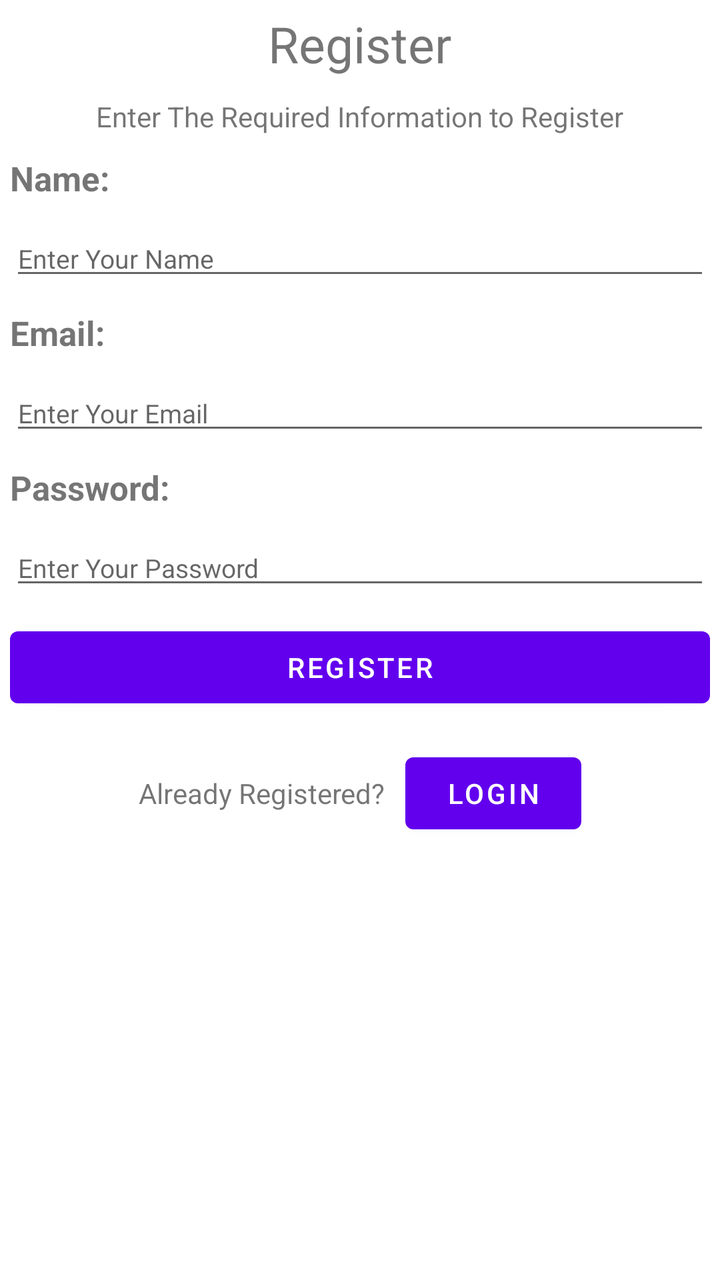
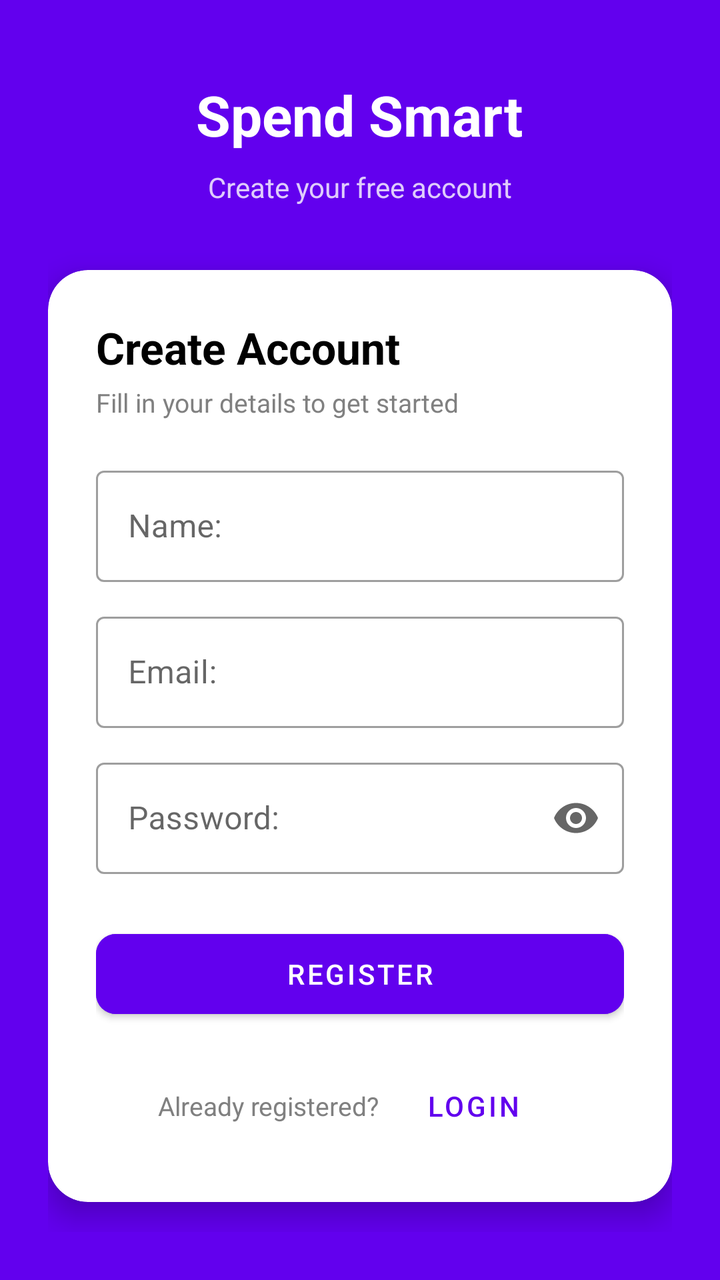

Compare the two renders of this Android layout. The source of the first and the diff that turns it into the second are given below.
<!-- AndroidManifest.xml: application theme Theme.OPSC_POE -->
<!-- res/layout/activity_register.xml -->
<?xml version="1.0" encoding="utf-8"?>
<LinearLayout xmlns:android="http://schemas.android.com/apk/res/android"
    xmlns:app="http://schemas.android.com/apk/res-auto"
    xmlns:tools="http://schemas.android.com/tools"
    android:id="@+id/main"
    android:layout_width="match_parent"
    android:layout_height="match_parent"
    android:orientation="vertical"
    tools:context=".Register">

    <TextView
        android:layout_width="wrap_content"
        android:layout_height="wrap_content"
        android:text="Register"
        android:textSize="25sp"
        android:layout_gravity="center"
        android:layout_margin="5dp"
        />

    <TextView
        android:layout_width="wrap_content"
        android:layout_height="wrap_content"
        android:text="Enter The Required Information to Register"
        android:layout_gravity="center"
        android:layout_margin="5dp"
        />

    
    <TextView
        android:layout_width="wrap_content"
        android:layout_height="wrap_content"
        android:text="@string/textName"
        android:layout_margin="5dp"
        android:textSize="17sp"
        android:textStyle="bold"
        />

    <EditText
        android:id="@+id/etName"
        android:layout_width="match_parent"
        android:layout_height="wrap_content"
        android:layout_margin="5dp"
        android:textSize="13sp"
        android:inputType="text"
        android:hint="Enter Your Name"
        />

    
    <TextView
        android:layout_width="wrap_content"
        android:layout_height="wrap_content"
        android:text="@string/textEmail"
        android:layout_margin="5dp"
        android:textSize="17sp"
        android:textStyle="bold"
        />


    <EditText
        android:id="@+id/etEmail"
        android:layout_width="match_parent"
        android:layout_height="wrap_content"
        android:layout_margin="5dp"
        android:textSize="13sp"
        android:inputType="textEmailAddress"
        android:hint="Enter Your Email"
        />

    
    <TextView
        android:layout_width="wrap_content"
        android:layout_height="wrap_content"
        android:text="@string/textPassword"
        android:layout_margin="5dp"
        android:textSize="17sp"
        android:textStyle="bold"
        />

    <EditText
        android:id="@+id/etPassword"
        android:layout_width="match_parent"
        android:layout_height="wrap_content"
        android:layout_margin="5dp"
        android:inputType="textPassword"
        android:hint="Enter Your Password"
        android:textSize="13sp"
        />

    <Button
        android:id="@+id/btnRegister"
        android:layout_width="match_parent"
        android:layout_height="wrap_content"
        android:layout_margin="5dp"
        android:text="@string/btnTextRegister"
        android:onClick="registerUser"
        />

    <LinearLayout
        android:layout_width="wrap_content"
        android:layout_height="wrap_content"
        android:orientation="horizontal"
        android:layout_gravity="center"
        android:layout_margin="5dp">

        <TextView
            android:layout_width="wrap_content"
            android:layout_height="wrap_content"
            android:layout_margin="5dp"
            android:text="Already Registered?"
        />

        <Button
            android:id="@+id/btnLogin"
            android:layout_width="wrap_content"
            android:layout_height="wrap_content"
            android:layout_margin="5dp"
            android:text="@string/btnTextLogin"
            android:onClick="navigateToLogin"
        />
    </LinearLayout>



</LinearLayout>
<!-- resources referenced by this layout -->
<resources>
  <string name="btnTextLogin">Login</string>
  <string name="btnTextRegister">Register</string>
  <string name="textEmail">Email:</string>
  <string name="textName">Name:</string>
  <string name="textPassword">Password:</string>
  <style name="Theme.OPSC_POE" parent="Theme.MaterialComponents.DayNight.DarkActionBar">
          
          <item name="colorPrimary">@color/purple_500</item>
          <item name="colorPrimaryVariant">@color/purple_700</item>
          <item name="colorOnPrimary">@color/white</item>
          
          <item name="colorSecondary">@color/teal_200</item>
          <item name="colorSecondaryVariant">@color/teal_700</item>
          <item name="colorOnSecondary">@color/black</item>
          
          <item name="android:statusBarColor">?attr/colorPrimaryVariant</item>
          
      </style>
  <color name="purple_500">#FF6200EE</color>
  <color name="purple_700">#FF3700B3</color>
  <color name="white">#FFFFFFFF</color>
  <color name="teal_200">#FF03DAC5</color>
  <color name="teal_700">#FF018786</color>
  <color name="black">#FF000000</color>
</resources>

<!-- the commit's change to res/layout/activity_register.xml (unified diff, before → after) -->
@@ -6,119 +6,149 @@
     android:layout_width="match_parent"
     android:layout_height="match_parent"
     android:orientation="vertical"
+    android:background="@color/purple_500"
+    android:gravity="center"
+    android:padding="24dp"
     tools:context=".Register">
-
-    <TextView
-        android:layout_width="wrap_content"
-        android:layout_height="wrap_content"
-        android:text="Register"
-        android:textSize="25sp"
-        android:layout_gravity="center"
-        android:layout_margin="5dp"
-        />
-
-    <TextView
-        android:layout_width="wrap_content"
-        android:layout_height="wrap_content"
-        android:text="Enter The Required Information to Register"
-        android:layout_gravity="center"
-        android:layout_margin="5dp"
-        />
 
     
     <TextView
         android:layout_width="wrap_content"
         android:layout_height="wrap_content"
-        android:text="@string/textName"
-        android:layout_margin="5dp"
-        android:textSize="17sp"
+        android:text="Spend Smart"
+        android:textSize="28sp"
         android:textStyle="bold"
-        />
+        android:textColor="@color/white"
+        android:layout_marginBottom="8dp" />
 
-    <EditText
-        android:id="@+id/etName"
-        android:layout_width="match_parent"
-        android:layout_height="wrap_content"
-        android:layout_margin="5dp"
-        android:textSize="13sp"
-        android:inputType="text"
-        android:hint="Enter Your Name"
-        />
-
-    
     <TextView
         android:layout_width="wrap_content"
         android:layout_height="wrap_content"
-        android:text="@string/textEmail"
-        android:layout_margin="5dp"
-        android:textSize="17sp"
-        android:textStyle="bold"
-        />
+        android:text="Create your free account"
+        android:textSize="14sp"
+        android:textColor="@color/white"
+        android:alpha="0.8"
+        android:layout_marginBottom="32dp" />
 
-
-    <EditText
-        android:id="@+id/etEmail"
+    
+    <androidx.cardview.widget.CardView
         android:layout_width="match_parent"
         android:layout_height="wrap_content"
-        android:layout_margin="5dp"
-        android:textSize="13sp"
-        android:inputType="textEmailAddress"
-        android:hint="Enter Your Email"
-        />
+        app:cardCornerRadius="20dp"
+        app:cardElevation="8dp"
+        app:cardBackgroundColor="@color/white">
 
-    
-    <TextView
-        android:layout_width="wrap_content"
-        android:layout_height="wrap_content"
-        android:text="@string/textPassword"
-        android:layout_margin="5dp"
-        android:textSize="17sp"
-        android:textStyle="bold"
-        />
+        <LinearLayout
+            android:layout_width="match_parent"
+            android:layout_height="wrap_content"
+            android:orientation="vertical"
+            android:padding="24dp">
 
-    <EditText
-        android:id="@+id/etPassword"
-        android:layout_width="match_parent"
-        android:layout_height="wrap_content"
-        android:layout_margin="5dp"
-        android:inputType="textPassword"
-        android:hint="Enter Your Password"
-        android:textSize="13sp"
-        />
+            <TextView
+                android:layout_width="wrap_content"
+                android:layout_height="wrap_content"
+                android:text="Create Account"
+                android:textSize="22sp"
+                android:textStyle="bold"
+                android:textColor="@color/black"
+                android:layout_marginBottom="4dp" />
 
-    <Button
-        android:id="@+id/btnRegister"
-        android:layout_width="match_parent"
-        android:layout_height="wrap_content"
-        android:layout_margin="5dp"
-        android:text="@string/btnTextRegister"
-        android:onClick="registerUser"
-        />
+            <TextView
+                android:layout_width="wrap_content"
+                android:layout_height="wrap_content"
+                android:text="Fill in your details to get started"
+                android:textSize="13sp"
+                android:textColor="@color/gray"
+                android:layout_marginBottom="20dp" />
 
-    <LinearLayout
-        android:layout_width="wrap_content"
-        android:layout_height="wrap_content"
-        android:orientation="horizontal"
-        android:layout_gravity="center"
-        android:layout_margin="5dp">
+            
+            <com.google.android.material.textfield.TextInputLayout
+                android:layout_width="match_parent"
+                android:layout_height="wrap_content"
+                style="@style/Widget.MaterialComponents.TextInputLayout.OutlinedBox"
+                android:hint="@string/textName"
+                android:layout_marginBottom="12dp">
 
-        <TextView
-            android:layout_width="wrap_content"
-            android:layout_height="wrap_content"
-            android:layout_margin="5dp"
-            android:text="Already Registered?"
-        />
+                <com.google.android.material.textfield.TextInputEditText
+                    android:id="@+id/etName"
+                    android:layout_width="match_parent"
+                    android:layout_height="wrap_content"
+                    android:inputType="textPersonName" />
 
-        <Button
-            android:id="@+id/btnLogin"
-            android:layout_width="wrap_content"
-            android:layout_height="wrap_content"
-            android:layout_margin="5dp"
-            android:text="@string/btnTextLogin"
-            android:onClick="navigateToLogin"
-        />
-    </LinearLayout>
+            </com.google.android.material.textfield.TextInputLayout>
 
+            
+            <com.google.android.material.textfield.TextInputLayout
+                android:layout_width="match_parent"
+                android:layout_height="wrap_content"
+                style="@style/Widget.MaterialComponents.TextInputLayout.OutlinedBox"
+                android:hint="@string/textEmail"
+                android:layout_marginBottom="12dp">
 
+                <com.google.android.material.textfield.TextInputEditText
+                    android:id="@+id/etEmail"
+                    android:layout_width="match_parent"
+                    android:layout_height="wrap_content"
+                    android:inputType="textEmailAddress" />
+
+            </com.google.android.material.textfield.TextInputLayout>
+
+            
+            <com.google.android.material.textfield.TextInputLayout
+                android:layout_width="match_parent"
+                android:layout_height="wrap_content"
+                style="@style/Widget.MaterialComponents.TextInputLayout.OutlinedBox"
+                app:endIconMode="password_toggle"
+                android:hint="@string/textPassword"
+                android:layout_marginBottom="24dp">
+
+                <com.google.android.material.textfield.TextInputEditText
+                    android:id="@+id/etPassword"
+                    android:layout_width="match_parent"
+                    android:layout_height="wrap_content"
+                    android:inputType="textPassword" />
+
+            </com.google.android.material.textfield.TextInputLayout>
+
+            
+            <com.google.android.material.button.MaterialButton
+                android:id="@+id/btnRegister"
+                android:layout_width="match_parent"
+                android:layout_height="52dp"
+                android:text="@string/btnTextRegister"
+                android:textSize="14sp"
+                android:onClick="registerUser"
+                app:cornerRadius="10dp"
+                android:backgroundTint="@color/purple_500"
+                android:layout_marginBottom="16dp" />
+
+            
+            <LinearLayout
+                android:layout_width="match_parent"
+                android:layout_height="wrap_content"
+                android:orientation="horizontal"
+                android:gravity="center">
+
+                <TextView
+                    android:layout_width="wrap_content"
+                    android:layout_height="wrap_content"
+                    android:text="Already registered? "
+                    android:textSize="13sp"
+                    android:textColor="@color/gray" />
+
+                <Button
+                    android:id="@+id/btnLogin"
+                    android:layout_width="wrap_content"
+                    android:layout_height="wrap_content"
+                    android:text="@string/btnTextLogin"
+                    android:onClick="navigateToLogin"
+                    android:textColor="@color/purple_500"
+                    style="@style/Widget.MaterialComponents.Button.TextButton" />
+
+            </LinearLayout>
+
+        </LinearLayout>
+
+    </androidx.cardview.widget.CardView>
 
 </LinearLayout>
<!-- resource entries referenced after the edit -->
@@ -24,5 +24,6 @@
   <color name="teal_200">#FF03DAC5</color>
   <color name="teal_700">#FF018786</color>
   <color name="black">#FF000000</color>
+  <color name="gray">#808080</color>
 </resources>
 
